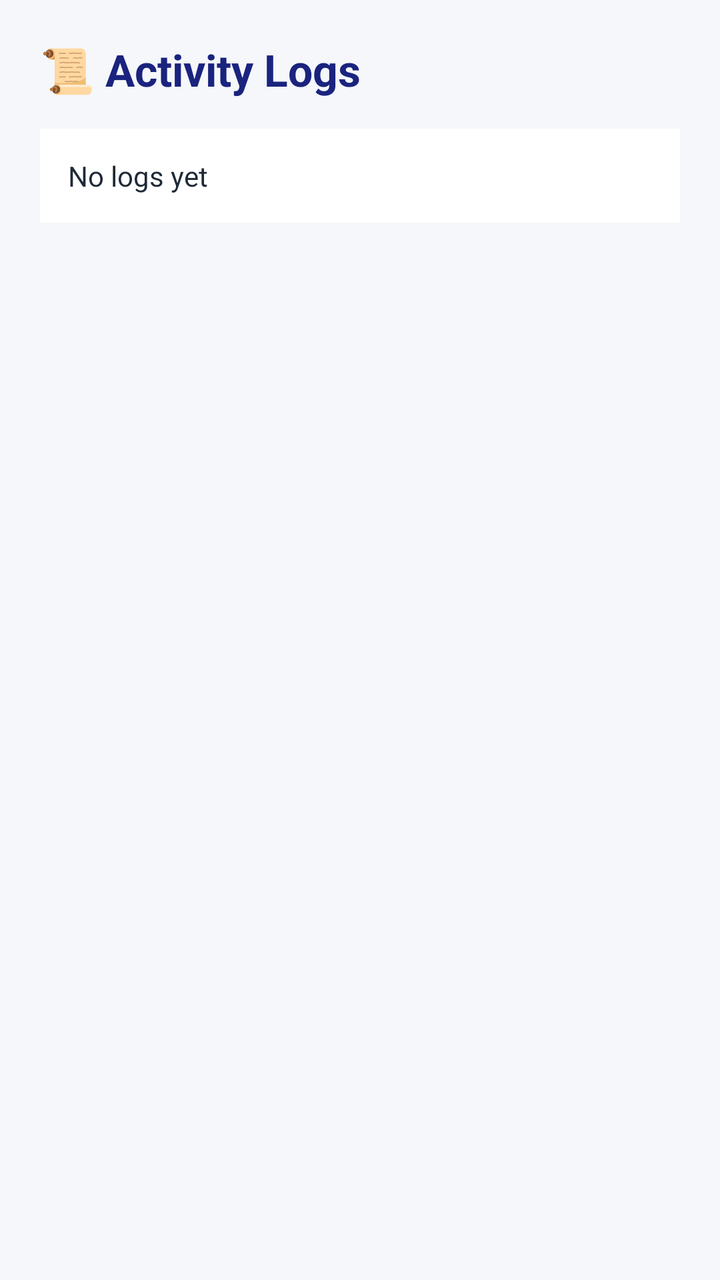
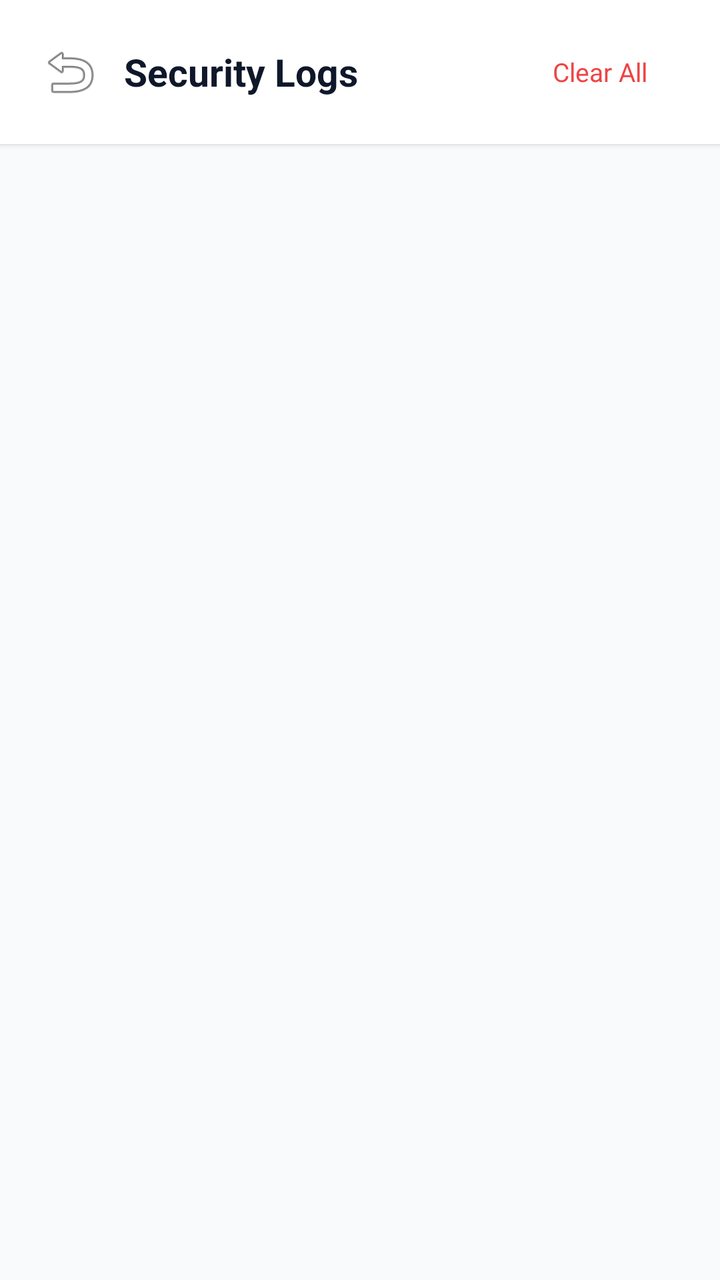

An Android layout rendered at two revisions. The XML below is the earlier revision; the diff shows what the commit changed to produce the second picture.
<!-- AndroidManifest.xml: application theme Theme.DigiSuraksha -->
<!-- res/layout/activity_logs.xml -->
<?xml version="1.0" encoding="utf-8"?>
<ScrollView xmlns:android="http://schemas.android.com/apk/res/android"
    android:layout_width="match_parent"
    android:layout_height="match_parent"
    android:background="#F5F7FA">

    <LinearLayout
        android:layout_width="match_parent"
        android:layout_height="wrap_content"
        android:orientation="vertical"
        android:padding="20dp">

        
        <TextView
            android:layout_width="wrap_content"
            android:layout_height="wrap_content"
            android:layout_marginBottom="15dp"
            android:text="📜 Activity Logs"
            android:textColor="#1A237E"
            android:textSize="22sp"
            android:textStyle="bold" />

        
        <TextView
            android:id="@+id/logText"
            android:layout_width="match_parent"
            android:layout_height="wrap_content"
            android:background="#FFFFFF"
            android:lineSpacingExtra="4dp"
            android:padding="14dp"
            android:text="No logs yet"
            android:textColor="#1F2937"
            android:textSize="14sp" />

    </LinearLayout>

</ScrollView>
<!-- resources referenced by this layout -->
<resources>
  <style name="Theme.DigiSuraksha" parent="Theme.AppCompat.Light.NoActionBar">
      </style>
</resources>

<!-- the commit's change to res/layout/activity_logs.xml (unified diff, before → after) -->
@@ -1,37 +1,91 @@
 <?xml version="1.0" encoding="utf-8"?>
-<ScrollView xmlns:android="http://schemas.android.com/apk/res/android"
+<LinearLayout xmlns:android="http://schemas.android.com/apk/res/android"
+    xmlns:app="http://schemas.android.com/apk/res-auto"
     android:layout_width="match_parent"
     android:layout_height="match_parent"
-    android:background="#F5F7FA">
+    android:background="#F8FAFC"
+    android:orientation="vertical">
 
+    
     <LinearLayout
         android:layout_width="match_parent"
         android:layout_height="wrap_content"
+        android:background="#FFFFFF"
+        android:elevation="2dp"
+        android:gravity="center_vertical"
+        android:orientation="horizontal"
+        android:paddingHorizontal="16dp"
+        android:paddingVertical="12dp">
+
+        <ImageButton
+            android:id="@+id/btnBack"
+            android:layout_width="38dp"
+            android:layout_height="38dp"
+            android:background="?attr/selectableItemBackgroundBorderless"
+            android:contentDescription="Back"
+            android:src="@android:drawable/ic_menu_revert" />
+
+        <TextView
+            android:layout_width="0dp"
+            android:layout_height="wrap_content"
+            android:layout_marginStart="8dp"
+            android:layout_weight="1"
+            android:text="Security Logs"
+            android:textColor="#0F172A"
+            android:textSize="19sp"
+            android:textStyle="bold" />
+
+        <Button
+            android:id="@+id/btnClearLogs"
+            style="@style/Widget.MaterialComponents.Button.TextButton"
+            android:layout_width="wrap_content"
+            android:layout_height="wrap_content"
+            android:text="Clear All"
+            android:textColor="#EF4444"
+            android:textSize="13sp" />
+    </LinearLayout>
+
+    
+    <LinearLayout
+        android:id="@+id/emptyStateLayout"
+        android:layout_width="match_parent"
+        android:layout_height="match_parent"
+        android:gravity="center"
         android:orientation="vertical"
-        android:padding="20dp">
+        android:padding="32dp"
+        android:visibility="gone">
 
-        
         <TextView
             android:layout_width="wrap_content"
             android:layout_height="wrap_content"
-            android:layout_marginBottom="15dp"
-            android:text="📜 Activity Logs"
-            android:textColor="#1A237E"
-            android:textSize="22sp"
+            android:text="🛡️"
+            android:textSize="48sp" />
+
+        <TextView
+            android:layout_width="wrap_content"
+            android:layout_height="wrap_content"
+            android:layout_marginTop="12dp"
+            android:text="No Security Logs Yet"
+            android:textColor="#1E293B"
+            android:textSize="17sp"
             android:textStyle="bold" />
 
-        
         <TextView
-            android:id="@+id/logText"
-            android:layout_width="match_parent"
+            android:layout_width="wrap_content"
             android:layout_height="wrap_content"
-            android:background="#FFFFFF"
-            android:lineSpacingExtra="4dp"
-            android:padding="14dp"
-            android:text="No logs yet"
-            android:textColor="#1F2937"
-            android:textSize="14sp" />
-
+            android:layout_marginTop="4dp"
+            android:gravity="center"
+            android:text="Scanned screenshots and detected threats will appear here."
+            android:textColor="#64748B"
+            android:textSize="13sp" />
     </LinearLayout>
 
-</ScrollView>
+    
+    <androidx.recyclerview.widget.RecyclerView
+        android:id="@+id/recyclerViewLogs"
+        android:layout_width="match_parent"
+        android:layout_height="match_parent"
+        android:clipToPadding="false"
+        android:paddingVertical="8dp" />
+
+</LinearLayout>
